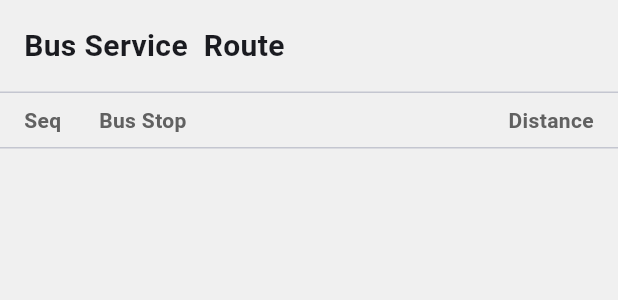
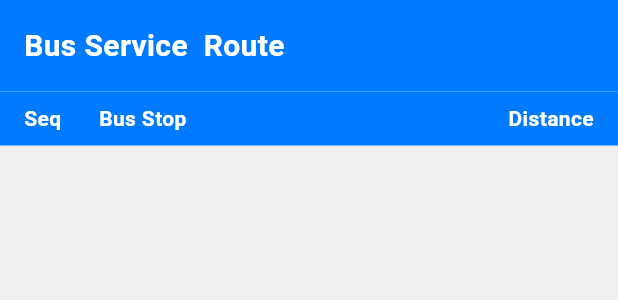
Before and after one commit to tadele1212/tkl_android, a Flutter app: the StopsTableModal widget shown alone on an empty page, opened directly with empty values, on a phone screen of 412 x 824 dp. Shown: the top 300 px of the screen. Run offline on Flutter 3.47's test engine with Material 3 defaults, Android fonts, the phone set to English and light mode, and no system bars; our stand-ins replace geolocator, shared_preferences; accounts and stored records are empty; network calls fail.

Commit message:
Header color

```diff
--- a/lib/widgets/stops_table_modal.dart
+++ b/lib/widgets/stops_table_modal.dart
@@ -1,5 +1,6 @@
 import 'package:flutter/material.dart';
 import '../models/bus_stop.dart';
+import '../utils/constants.dart';
 
 class StopsTableModal extends StatelessWidget {
   final List<BusStop> stops;
@@ -25,18 +26,21 @@ class StopsTableModal extends StatelessWidget {
       child: Column(
         crossAxisAlignment: CrossAxisAlignment.start,
         children: [
-          Padding(
+          Container(
+            color: AppColors.primary,
+            width: double.infinity,
             padding: const EdgeInsets.all(16.0),
             child: Text(
               'Bus Service $serviceNumber Route',
               style: const TextStyle(
                 fontSize: 20,
                 fontWeight: FontWeight.bold,
+                color: Colors.white,
               ),
             ),
           ),
-          const Divider(height: 1),
-          Padding(
+          Container(
+            color: AppColors.primary,
             padding: const EdgeInsets.symmetric(horizontal: 16.0, vertical: 8.0),
             child: Row(
               children: [
@@ -44,18 +48,18 @@ class StopsTableModal extends StatelessWidget {
                   width: 50,
                   child: Text(
                     'Seq',
-                    style: TextStyle(
+                    style: const TextStyle(
                       fontWeight: FontWeight.bold,
-                      color: Colors.grey[700],
+                      color: Colors.white,
                     ),
                   ),
                 ),
                 Expanded(
                   child: Text(
                     'Bus Stop',
-                    style: TextStyle(
+                    style: const TextStyle(
                       fontWeight: FontWeight.bold,
-                      color: Colors.grey[700],
+                      color: Colors.white,
                     ),
                   ),
                 ),
@@ -64,16 +68,15 @@ class StopsTableModal extends StatelessWidget {
                   child: Text(
                     'Distance',
                     textAlign: TextAlign.right,
-                    style: TextStyle(
+                    style: const TextStyle(
                       fontWeight: FontWeight.bold,
-                      color: Colors.grey[700],
+                      color: Colors.white,
                     ),
                   ),
                 ),
               ],
             ),
           ),
-          const Divider(height: 1),
           Expanded(
             child: ListView.builder(
               controller: controller,
```
